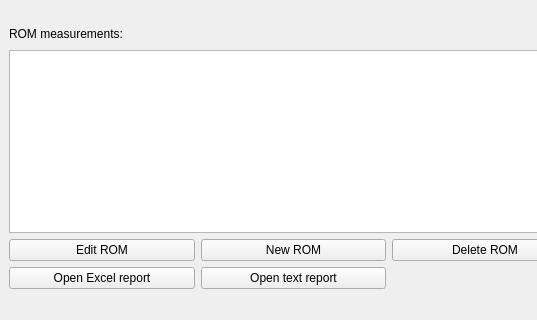
First picture: the form in gaitbase/patients.ui, repository NCH-Motion-Laboratory/gaitbase, before the edit; both pictures show x 0 to 537 and y 280 to 600 of the 1180 by 600 pixel window.
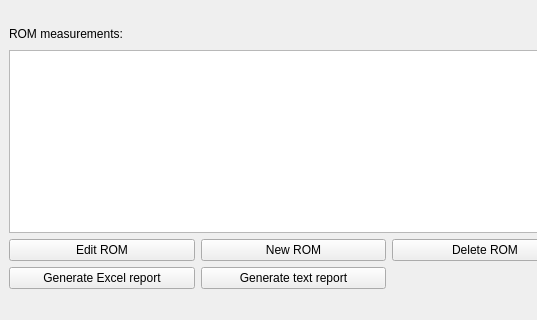
Second picture: the form after the edit.

The edit to the form file:
```diff
--- a/gaitbase/patients.ui
+++ b/gaitbase/patients.ui
@@ -129,7 +129,7 @@
       <item row="7" column="0">
        <widget class="QPushButton" name="btnOpenROMExcel">
         <property name="text">
-         <string>Open Excel report</string>
+         <string>Generate Excel report</string>
         </property>
        </widget>
       </item>
@@ -143,7 +143,7 @@
       <item row="7" column="1">
        <widget class="QPushButton" name="btnOpenROMText">
         <property name="text">
-         <string>Open text report</string>
+         <string>Generate text report</string>
         </property>
        </widget>
       </item>
```
